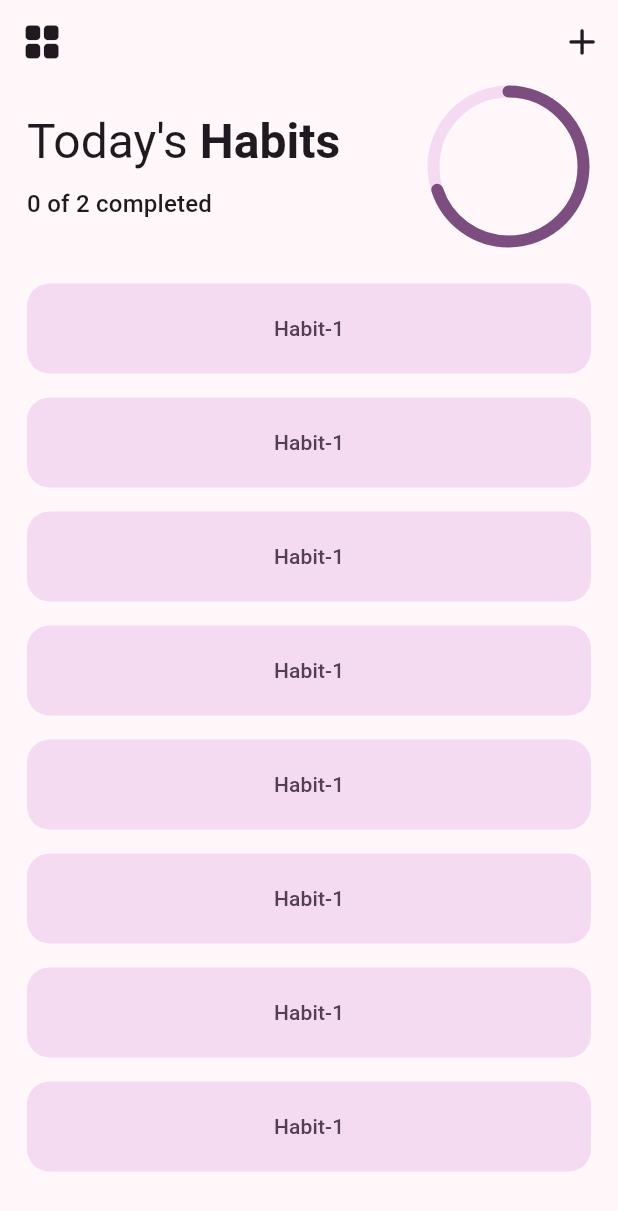
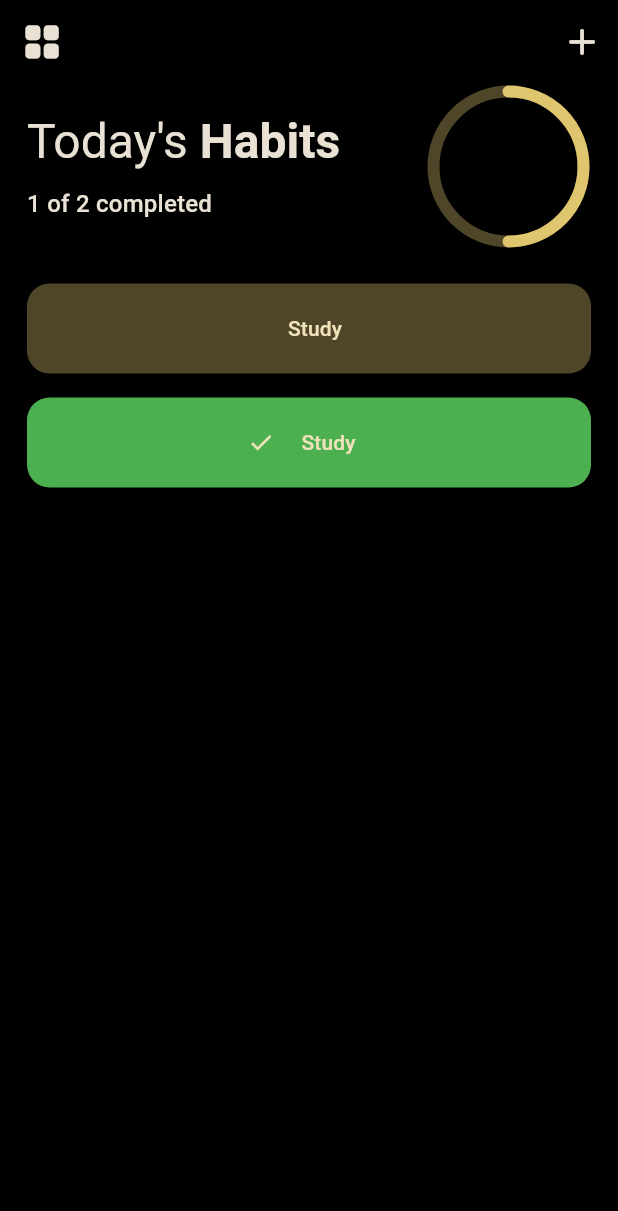
Before and after one commit to purveshxd/thehabitapp, a Flutter app: the screen it shows after launch, on a phone screen of 412 x 824 dp. Shown: the top 1211 px of the screen. Run offline on Flutter 3.47's test engine with Material 2 defaults, Android fonts, the phone set to English and light mode, and no system bars.

Commit message:
done with top widget

```diff
--- /dev/null
+++ b/lib/constants/components.dart
@@ -0,0 +1,15 @@
+// dateFormatter
+import 'package:intl/intl.dart';
+
+String dateFormatter(DateTime date) {
+  // final date = DateTime.now();
+  final formattedDate = DateFormat('dd-E').format(date);
+  return formattedDate;
+}
+
+bool isToday(DateTime date) {
+  return (dateFormatter(date) ==
+      dateFormatter(
+        DateTime.now(),
+      ));
+}
--- /dev/null
+++ b/lib/habit.controller.dart
@@ -0,0 +1,35 @@
+import 'package:habitapp/constants/components.dart';
+import 'package:habitapp/models/habit.model.dart';
+
+class HabitController {
+  final List habitList;
+  HabitController({required this.habitList});
+  // total habits in a day
+  int totalHabit(List<Habit> habitList) {
+    List<bool> totalHabit = [];
+    for (var i = 0; i < habitList.length; i++) {
+      final temp =
+          habitList.elementAt(i).days.map((e) => e.name).toList().contains(
+                dateFormatter(DateTime.now()).split('-')[1].toLowerCase(),
+              );
+      if (temp) {
+        totalHabit.add(temp);
+      }
+    }
+    return totalHabit.length;
+  }
+
+// habits completed in a day
+  int completedHabit(List<Habit> habitList) {
+    int temp = 0;
+    temp = habitList
+        .map((e) => e.isCompleted)
+        .where((element) => element == true)
+        .toList()
+        .length;
+
+    return temp;
+  }
+
+
+}
--- a/lib/main.dart
+++ b/lib/main.dart
@@ -11,7 +11,7 @@ class MyApp extends StatelessWidget {
   Widget build(BuildContext context) {
     return MaterialApp(
       debugShowCheckedModeBanner: false,
-      themeMode: ThemeMode.light,
+      themeMode: ThemeMode.dark,
       darkTheme: ThemeData(
         brightness: Brightness.dark,
         colorSchemeSeed: Colors.amberAccent,
--- /dev/null
+++ b/lib/models/habit.model.dart
@@ -0,0 +1,85 @@
+// ignore_for_file: public_member_api_docs, sort_constructors_first
+import 'dart:convert';
+
+import 'package:flutter/foundation.dart';
+
+class Habit {
+  final String habitName;
+  final List<Days> days;
+  final bool isCompleted;
+  Habit({
+    required this.habitName,
+    required this.days,
+    this.isCompleted = false,
+  });
+  final DateTime dateCreated = DateTime.now();
+
+  Habit copyWith({
+    String? habitName,
+    List<Days>? days,
+  }) {
+    return Habit(
+      habitName: habitName ?? this.habitName,
+      days: days ?? this.days,
+    );
+  }
+
+  Map<String, dynamic> toMap() {
+    return <String, dynamic>{
+      'habitName': habitName,
+      'days': days.map((x) => x.name).toList(),
+    };
+  }
+
+  factory Habit.fromMap(Map<String, dynamic> map) {
+    return Habit(
+      habitName: map['habitName'] as String,
+      days: List<Days>.of(map['days']),
+    );
+  }
+
+  String toJson() => json.encode(toMap());
+
+  factory Habit.fromJson(String source) =>
+      Habit.fromMap(json.decode(source) as Map<String, dynamic>);
+
+  @override
+  String toString() => 'Habit(habitName: $habitName, days: $days)';
+
+  @override
+  bool operator ==(covariant Habit other) {
+    if (identical(this, other)) return true;
+
+    return other.habitName == habitName && listEquals(other.days, days);
+  }
+
+  @override
+  int get hashCode => habitName.hashCode ^ days.hashCode;
+}
+
+enum Days {
+  mon,
+  tue,
+  wed,
+  thu,
+  fri,
+  sat,
+  sun,
+}
+
+
+// Map<String, dynamic> toMap() {
+//     return <String, dynamic>{
+//       'habitName': habitName,
+//       'days': days.map((x) => x.name).toList(),
+//       'isCompleted': isCompleted,
+//     };
+//   }
+
+//   factory Habit.fromMap(Map<String, dynamic> map) {
+//     return Habit(
+//       habitName: map['habitName'] as String,
+//       days: List<Days>.of(map['days']),
+//       isCompleted: map['isCompleted'] as bool,
+//     );
+//   }
--- a/lib/pages/todayshabit.page.dart
+++ b/lib/pages/todayshabit.page.dart
@@ -1,7 +1,7 @@
 import 'package:flutter/material.dart';
+import 'package:habitapp/models/habit.model.dart';
 import 'package:habitapp/widget/daily_habit_marker_widget.dart';
 import 'package:habitapp/widget/habit_list.dart';
-import 'package:habitapp/widget/weekly_calendar.dart';
 
 class TodaysHabitPage extends StatelessWidget {
   const TodaysHabitPage({
@@ -10,14 +10,33 @@ class TodaysHabitPage extends StatelessWidget {
 
   @override
   Widget build(BuildContext context) {
-    return const Padding(
-      padding: EdgeInsets.symmetric(horizontal: 18.0),
+    List<Habit> habitsTemp = [
+      Habit(habitName: "Study", days: [Days.wed, Days.sat]),
+      Habit(
+          habitName: "Name",
+          days: [Days.wed, Days.sat, Days.fri],
+          isCompleted: false),
+      Habit(
+          habitName: "Study",
+          days: [Days.mon, Days.sat, Days.thu],
+          isCompleted: false),
+      Habit(
+          habitName: "Study",
+          days: [Days.mon, Days.sat, Days.thu, Days.fri],
+          isCompleted: true),
+      Habit(habitName: "Study", days: [Days.mon, Days.sat]),
+    ];
+
+    return Padding(
+      padding: const EdgeInsets.symmetric(horizontal: 18.0),
       child: Column(
         crossAxisAlignment: CrossAxisAlignment.start,
         children: [
-          DailyProgressWidget(),
-          SizedBox(height: 15),
-          HabitList(),
+          DailyProgressWidget(
+            habit: habitsTemp,
+          ),
+          const SizedBox(height: 15),
+          HabitList(habit: habitsTemp),
         ],
       ),
     );
--- a/lib/pages/weeklyhabit.view.dart
+++ b/lib/pages/weeklyhabit.view.dart
@@ -1,5 +1,4 @@
 import 'package:flutter/material.dart';
-import 'package:habitapp/widget/daily_habit_marker_widget.dart';
 import 'package:habitapp/widget/habit_list.dart';
 import 'package:habitapp/widget/weekly_calendar.dart';
 
@@ -32,7 +31,7 @@ class WeeklyHabitPage extends StatelessWidget {
           const SizedBox(height: 15),
           const WeeklyCalendar(),
           const SizedBox(height: 15),
-          const HabitList(),
+          // const HabitList(),
         ],
       ),
     );
--- a/lib/widget/daily_habit_marker_widget.dart
+++ b/lib/widget/daily_habit_marker_widget.dart
@@ -1,10 +1,17 @@
 import 'package:flutter/material.dart';
+import 'package:habitapp/constants/components.dart';
+import 'package:habitapp/habit.controller.dart';
+import 'package:habitapp/models/habit.model.dart';
 
 class DailyProgressWidget extends StatelessWidget {
-  const DailyProgressWidget({super.key});
+  final List<Habit> habit;
+
+  const DailyProgressWidget({super.key, required this.habit});
 
   @override
   Widget build(BuildContext context) {
+    final habitController = HabitController(habitList: habit);
+
     return Row(
       mainAxisAlignment: MainAxisAlignment.spaceBetween,
       children: [
@@ -26,21 +33,11 @@ class DailyProgressWidget extends StatelessWidget {
                 ],
               ),
             ),
-            // const SizedBox(
-            //   height: 20,
-            // ),
-            // SizedBox(
-            //   width: MediaQuery.of(context).size.shortestSide / 2,
-            //   child: LinearProgressIndicator(
-            //     minHeight: 8,
-            //     borderRadius: BorderRadius.circular(15),
-            //     value: .2,
-            //   ),
-            // ),
             const SizedBox(
               height: 10,
             ),
-            Text("0 of 2 completed",
+            Text(
+                "${habitController.completedHabit(habit)} of ${habitController.totalHabit(habit)} completed",
                 style: Theme.of(context).textTheme.titleMedium),
           ],
         ),
@@ -49,7 +46,8 @@ class DailyProgressWidget extends StatelessWidget {
           child: SizedBox.square(
             dimension: 100,
             child: CircularProgressIndicator(
-              value: .7,
+              value: habitController.completedHabit(habit) /
+                  habitController.totalHabit(habit),
               strokeCap: StrokeCap.round,
               strokeWidth: 8,
               backgroundColor: Theme.of(context).colorScheme.secondaryContainer,
--- a/lib/widget/habit_list.dart
+++ b/lib/widget/habit_list.dart
@@ -1,30 +1,59 @@
 import 'package:flutter/material.dart';
+import 'package:habitapp/constants/components.dart';
+import 'package:habitapp/habit.controller.dart';
+import 'package:habitapp/models/habit.model.dart';
 
 class HabitList extends StatelessWidget {
-  const HabitList({super.key});
+  final List<Habit> habit;
+  const HabitList({super.key, required this.habit});
 
   @override
   Widget build(BuildContext context) {
     return Expanded(
       child: ListView.builder(
-        itemCount: 8,
-        itemBuilder: (context, index) => Padding(
+          itemCount: habit.length,
+          itemBuilder: (context, index) {
+            // is habit set for today
+            bool isTodayHabit(List<Habit> habitList) {
+              bool temp = false;
+              temp = habitList
+                  .elementAt(index)
+                  .days
+                  .map((e) => e.name)
+                  .toList()
+                  .contains(
+                    dateFormatter(DateTime.now()).split('-')[1].toLowerCase(),
+                  );
+              return temp;
+            }
+
+            if (isTodayHabit(habit)) {
+              return Padding(
                 padding: const EdgeInsets.symmetric(vertical: 8.0),
-          child: FilledButton.tonal(
+                child: FilledButton.tonalIcon(
+                  icon: !habit[index].isCompleted
+                      ? Container()
+                      : const Icon(Icons.check),
                   onPressed: () {},
                   style: FilledButton.styleFrom(
+                    backgroundColor: !habit[index].isCompleted
+                        ? Theme.of(context).colorScheme.secondaryContainer
+                        : Colors.green,
                     shape: RoundedRectangleBorder(
                       borderRadius: BorderRadius.circular(15),
                     ),
                     padding: const EdgeInsets.all(10),
                   ),
-            child: const Padding(
-              padding: EdgeInsets.all(10.0),
-              child: Text("Habit-1"),
-            ),
-          ),
+                  label: Padding(
+                    padding: const EdgeInsets.all(10.0),
+                    child: Text(habit[index].habitName),
                   ),
                 ),
               );
+            } else {
+              return Container();
+            }
+          }),
+    );
   }
 }
--- a/lib/widget/weekly_calendar.dart
+++ b/lib/widget/weekly_calendar.dart
@@ -1,8 +1,7 @@
 // import 'dart:math';
-import 'dart:io';
 
 import 'package:flutter/material.dart';
-import 'package:intl/date_time_patterns.dart';
+import 'package:habitapp/constants/components.dart';
 import 'package:intl/intl.dart';
 
 class WeeklyCalendar extends StatelessWidget {
@@ -10,12 +9,7 @@ class WeeklyCalendar extends StatelessWidget {
 
   @override
   Widget build(BuildContext context) {
-    // dateFormatter
-    String dateFormatter(DateTime date) {
-      // final date = DateTime.now();
-      final formattedDate = DateFormat('dd-E').format(date);
-      return formattedDate;
-    }
+
 
 // generates list of days in week
     List giveDateRange() {
@@ -27,12 +21,7 @@ class WeeklyCalendar extends StatelessWidget {
       return weekList;
     }
 
-    bool isToday(DateTime date) {
-      return (dateFormatter(date) ==
-          dateFormatter(
-            DateTime.now(),
-          ));
-    }
+
 
     return Row(
       mainAxisAlignment: MainAxisAlignment.spaceBetween,
```
Also changed, not shown: lib/models/habit.json (added, +89 -0 lines). Lines whose indentation alone changed are shown as unchanged.
